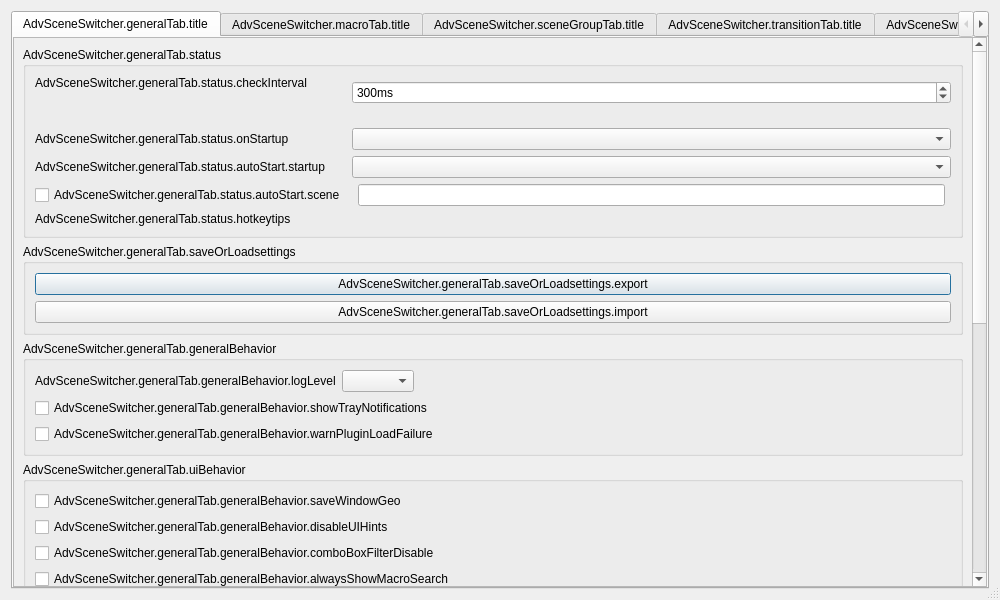
The window that forms/advanced-scene-switcher.ui (WarmUpTill/SceneSwitcher) describes before a commit, drawn with Qt 5.
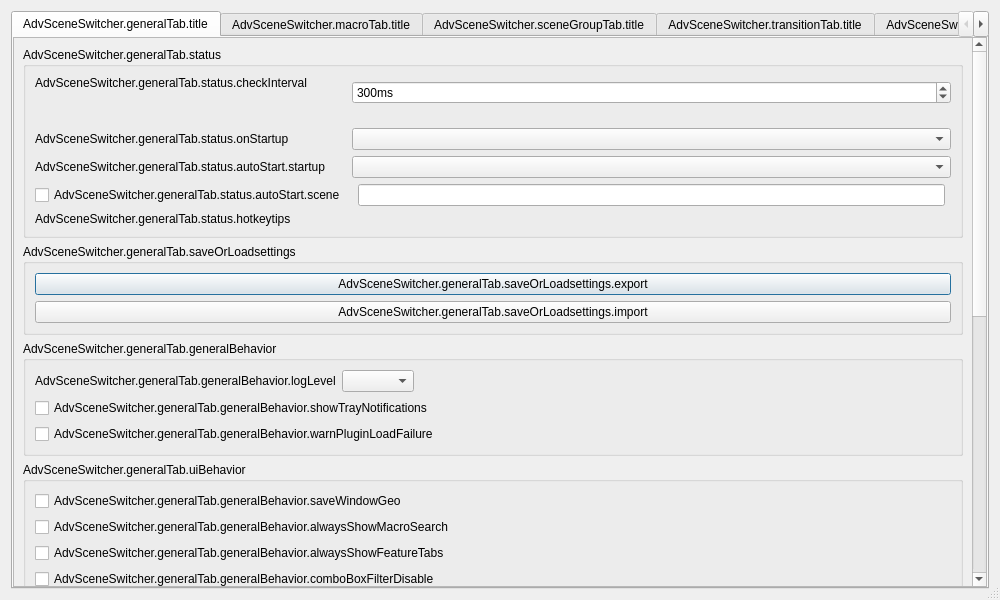
The same window after the commit. The open tabs and pages were chosen to show the change. Icons and pictures are not drawn. Custom widgets are drawn as their Qt base class.

Commit message: Add option to always show feature tabs

```diff
--- a/forms/advanced-scene-switcher.ui
+++ b/forms/advanced-scene-switcher.ui
@@ -68,7 +68,7 @@
             <x>0</x>
             <y>0</y>
             <width>962</width>
-            <height>1132</height>
+            <height>1160</height>
            </rect>
           </property>
           <layout class="QVBoxLayout" name="verticalLayout_19">
@@ -267,20 +267,6 @@
                 </property>
                </widget>
               </item>
-              <item>
-               <widget class="QCheckBox" name="uiHintsDisable">
-                <property name="text">
-                 <string>AdvSceneSwitcher.generalTab.generalBehavior.disableUIHints</string>
-                </property>
-               </widget>
-              </item>
-              <item>
-               <widget class="QCheckBox" name="disableComboBoxFilter">
-                <property name="text">
-                 <string>AdvSceneSwitcher.generalTab.generalBehavior.comboBoxFilterDisable</string>
-                </property>
-               </widget>
-              </item>
               <item>
                <widget class="QCheckBox" name="alwaysShowMacroSearch">
                 <property name="text">
@@ -288,6 +274,30 @@
                 </property>
                </widget>
               </item>
+              <item>
+               <widget class="QCheckBox" name="alwaysShowFeatureTabs">
+                <property name="toolTip">
+                 <string>AdvSceneSwitcher.generalTab.generalBehavior.alwaysShowFeatureTabs.tooltip</string>
+                </property>
+                <property name="text">
+                 <string>AdvSceneSwitcher.generalTab.generalBehavior.alwaysShowFeatureTabs</string>
+                </property>
+               </widget>
+              </item>
+              <item>
+               <widget class="QCheckBox" name="disableComboBoxFilter">
+                <property name="text">
+                 <string>AdvSceneSwitcher.generalTab.generalBehavior.comboBoxFilterDisable</string>
+                </property>
+               </widget>
+              </item>
+              <item>
+               <widget class="QCheckBox" name="uiHintsDisable">
+                <property name="text">
+                 <string>AdvSceneSwitcher.generalTab.generalBehavior.disableUIHints</string>
+                </property>
+               </widget>
+              </item>
               <item>
                <widget class="QCheckBox" name="hideLegacyTabs">
                 <property name="text">
```
The commit also changes 4 other files.
